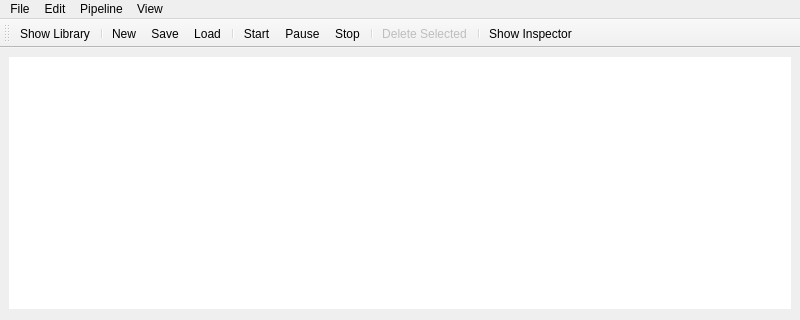
First picture: the form in resources/mainwindow.ui, repository utwente/parlevision, before the edit; both pictures show x 0 to 800 and y 0 to 320 of the 800 by 600 pixel window.
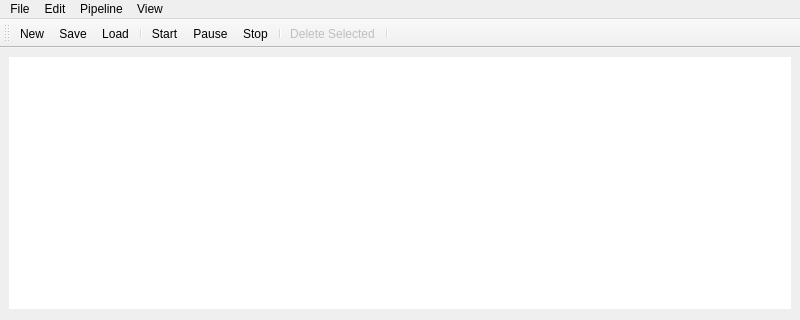
Second picture: the form after the edit. Icons and pictures are not drawn.

Commit message: refactored the library and inspector toolbar buttons

Diff of the .ui file:
```diff
--- a/resources/mainwindow.ui
+++ b/resources/mainwindow.ui
@@ -128,8 +128,6 @@
    <attribute name="toolBarBreak">
     <bool>false</bool>
    </attribute>
-   <addaction name="actionShow_Library"/>
-   <addaction name="separator"/>
    <addaction name="actionNew"/>
    <addaction name="actionSave"/>
    <addaction name="actionLoad"/>
@@ -140,7 +138,6 @@
    <addaction name="separator"/>
    <addaction name="actionDelete"/>
    <addaction name="separator"/>
-   <addaction name="actionShow_Inspector"/>
   </widget>
   <action name="actionStart">
    <property name="icon">
```
The commit also changes 2 other files.
